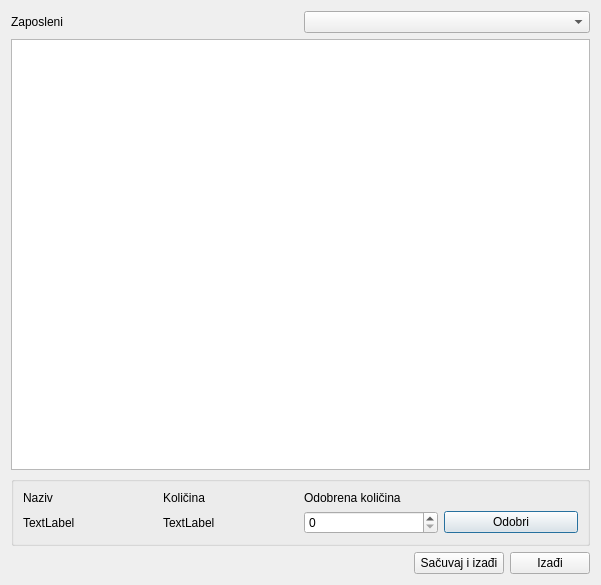
This is odobravanjekolicinaa2.ui in zivke/nabavke as Qt 5 draws it before an edit. The edited form follows.
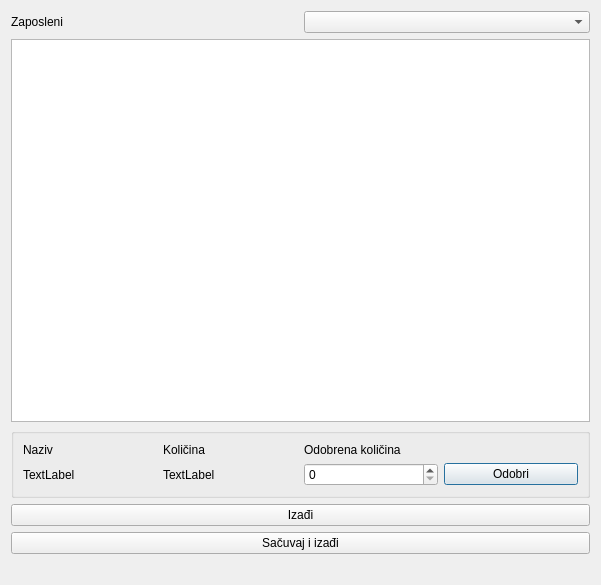
This is the edited form.

What changed in the file:
```diff
--- a/odobravanjekolicinaa2.ui
+++ b/odobravanjekolicinaa2.ui
@@ -90,7 +90,25 @@
     </widget>
    </item>
    <item>
-    <layout class="QHBoxLayout" name="horizontalLayout_2">
+    <widget class="QPushButton" name="pushButton">
+     <property name="text">
+      <string>Izađi</string>
+     </property>
+    </widget>
+   </item>
+   <item>
+    <widget class="QPushButton" name="btnSaveExit">
+     <property name="minimumSize">
+      <size>
+       <width>90</width>
+       <height>0</height>
+      </size>
+     </property>
+     <property name="text">
+      <string>Sačuvaj i izađi</string>
+     </property>
+    </widget>
+   </item>
      <item>
       <spacer name="horizontalSpacer">
        <property name="orientation">
@@ -98,33 +116,11 @@
        </property>
        <property name="sizeHint" stdset="0">
         <size>
-         <width>40</width>
+       <width>580</width>
          <height>20</height>
         </size>
        </property>
       </spacer>
-     </item>
-     <item>
-      <widget class="QPushButton" name="btnSaveExit">
-       <property name="minimumSize">
-        <size>
-         <width>90</width>
-         <height>0</height>
-        </size>
-       </property>
-       <property name="text">
-        <string>Sačuvaj i izađi</string>
-       </property>
-      </widget>
-     </item>
-     <item>
-      <widget class="QPushButton" name="pushButton">
-       <property name="text">
-        <string>Izađi</string>
-       </property>
-      </widget>
-     </item>
-    </layout>
    </item>
   </layout>
  </widget>
```
Left out of the diff: 2 changed lines with no effect on the pictures. Lines whose indentation alone changed are shown as unchanged.
